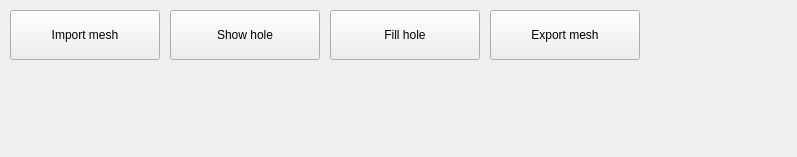
cuijianzhu/ViewerEditor, file Apps/ViewerEditor/Sources/Widgets/FloatTools.ui: the form before one commit.
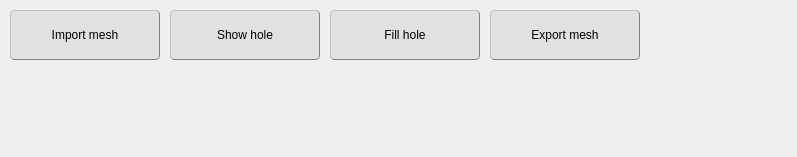
The form after the commit. Icons and pictures are not drawn.

Commit message: ✨ feat: Float Tool style

```diff
--- a/Apps/ViewerEditor/Sources/Widgets/FloatTools.ui
+++ b/Apps/ViewerEditor/Sources/Widgets/FloatTools.ui
@@ -13,6 +13,11 @@
   <property name="windowTitle">
    <string>Form</string>
   </property>
+  <property name="styleSheet">
+   <string notr="true">QToolButton{background-color: rgb(225, 225, 225);border:1px groove gray;border-radius:4px;padding:1px 4px;border-style: outset;}
+QToolButton:hover{background-color:rgb(229, 241, 251); color: black;}
+QToolButton:pressed{background-color:rgb(204, 228, 247);border-style: inset;}</string>
+  </property>
   <widget class="QToolButton" name="toolButton">
    <property name="geometry">
     <rect>
@@ -28,6 +33,9 @@
      <verstretch>0</verstretch>
     </sizepolicy>
    </property>
+   <property name="styleSheet">
+    <string notr="true"/>
+   </property>
    <property name="text">
     <string>Import mesh</string>
    </property>
```
